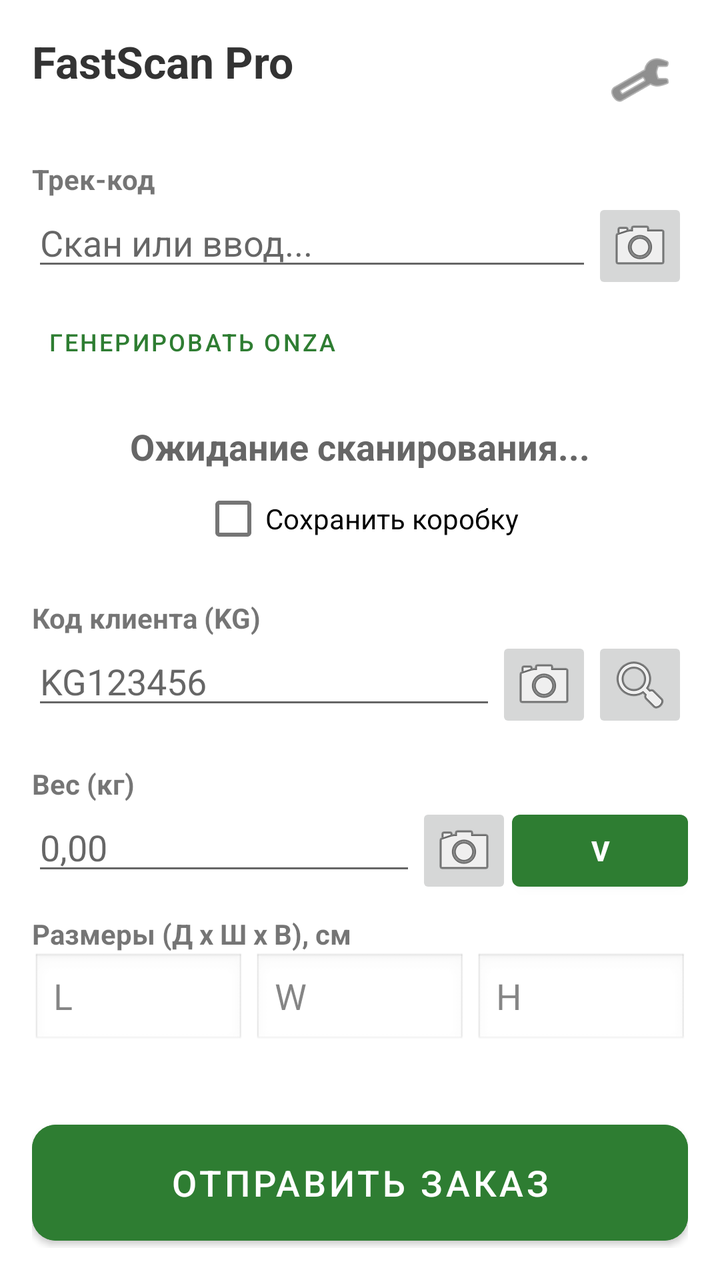
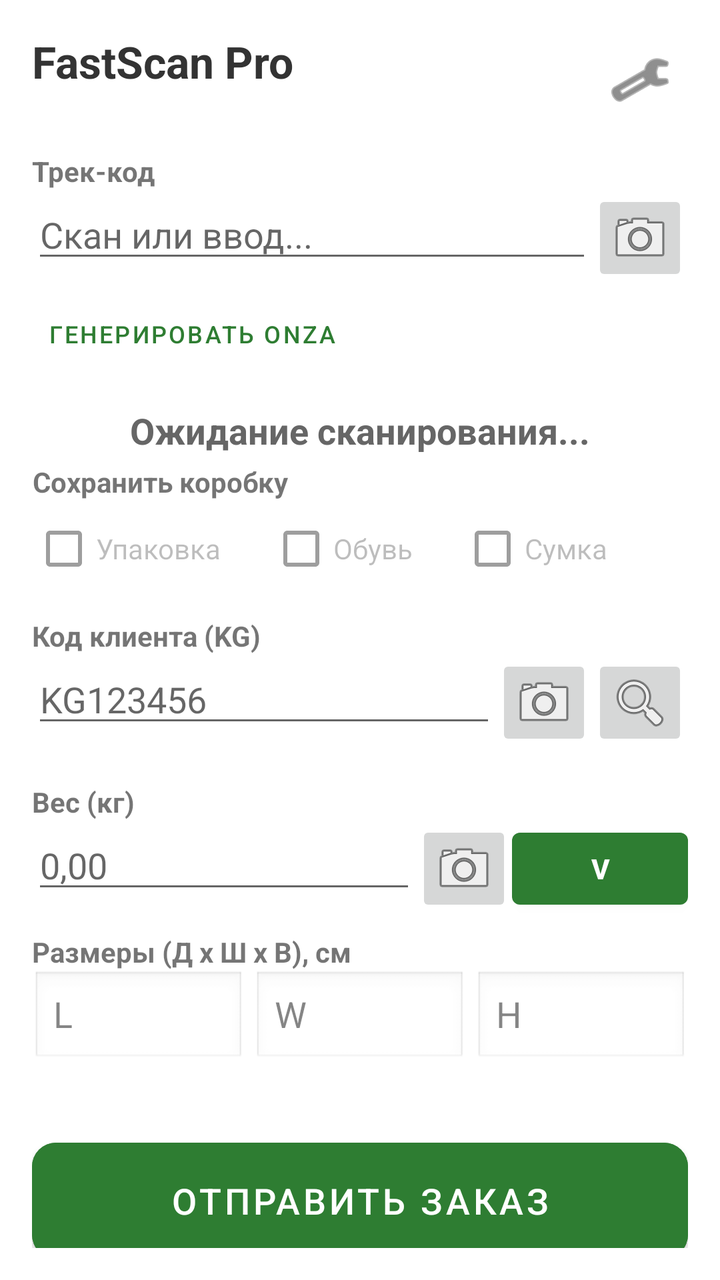

The first picture is an Android layout as it rendered before a commit; the second is the same layout after the commit. The layout source and the unified diff follow.
<!-- AndroidManifest.xml: application theme AppTheme -->
<!-- res/layout/fragment_scan.xml -->
<?xml version="1.0" encoding="utf-8"?>
<LinearLayout xmlns:android="http://schemas.android.com/apk/res/android"
    xmlns:app="http://schemas.android.com/apk/res-auto"
    android:layout_width="match_parent"
    android:layout_height="match_parent"
    android:orientation="vertical"
    android:padding="16dp">

        <RelativeLayout
            android:layout_width="match_parent"
            android:layout_height="wrap_content"
            android:layout_marginBottom="16dp">

            <TextView
                android:layout_width="wrap_content"
                android:layout_height="wrap_content"
                android:text="FastScan Pro"
                android:textSize="22sp"
                android:textStyle="bold"
                android:textColor="#333333"/>

            <ImageButton
                android:id="@+id/btnSettings"
                android:layout_width="48dp"
                android:layout_height="48dp"
                android:layout_alignParentEnd="true"
                android:layout_centerVertical="true"
                android:background="?attr/selectableItemBackgroundBorderless"
                android:src="@android:drawable/ic_menu_preferences"
                app:tint="#444444" />
        </RelativeLayout>

        <TextView android:layout_width="wrap_content" android:layout_height="wrap_content" android:text="@string/tracking_code" android:textStyle="bold" />
        <LinearLayout android:layout_width="match_parent" android:layout_height="wrap_content" android:orientation="horizontal">
            <EditText android:id="@+id/etTracking"
                android:imeOptions="actionDone"
                android:singleLine="true"
                android:layout_width="0dp"
                android:layout_weight="1"
                android:layout_height="wrap_content"
                android:hint="@string/scan_or_input" />
            <ImageButton android:id="@+id/btnScanTrack" android:layout_width="48dp" android:layout_height="48dp" android:src="@android:drawable/ic_menu_camera" />
            <ImageButton android:id="@+id/btnPrint" android:layout_width="48dp" android:layout_height="48dp" android:src="@android:drawable/ic_menu_save" android:visibility="gone" />
        </LinearLayout>

        <Button android:id="@+id/btnGenerateOnza" android:layout_width="wrap_content" android:layout_height="wrap_content" android:text="@string/generate_track" android:textSize="12sp" style="@style/Widget.MaterialComponents.Button.TextButton"/>

        <Space android:layout_width="match_parent" android:layout_height="16dp" />

        <TextView android:id="@+id/tvClientName" android:layout_width="match_parent" android:layout_height="wrap_content"
            android:text="@string/scan_wait" android:textColor="#666666" android:textSize="18sp" android:textStyle="bold" android:gravity="center" />

        <CheckBox android:id="@+id/cbWithBox" android:layout_width="wrap_content" android:layout_height="wrap_content" android:text="@string/save_box" android:layout_gravity="center_horizontal"/>

        <Space android:layout_width="match_parent" android:layout_height="16dp" />

        <TextView android:layout_width="wrap_content" android:layout_height="wrap_content" android:text="@string/client_code" android:textStyle="bold" />
        <LinearLayout android:layout_width="match_parent" android:layout_height="wrap_content" android:orientation="horizontal">
            <EditText android:id="@+id/etClientCode"
                android:inputType="textCapCharacters"
                android:imeOptions="actionDone"
                android:singleLine="true"
                android:layout_width="0dp"
                android:layout_weight="1"
                android:layout_height="wrap_content"
                android:hint="KG123456" />
            <ImageButton android:id="@+id/btnScanKg" android:layout_width="48dp" android:layout_height="48dp" android:src="@android:drawable/ic_menu_camera" />
            
            <ImageButton
                android:id="@+id/btnSearchClient"
                android:layout_width="48dp"
                android:layout_height="48dp"
                android:src="@android:drawable/ic_menu_search"
                android:contentDescription="@string/search_client" />
        </LinearLayout>

        <Space android:layout_width="match_parent" android:layout_height="16dp" />

        <TextView android:layout_width="wrap_content" android:layout_height="wrap_content" android:text="@string/weight_kg" android:textStyle="bold" />
        <LinearLayout android:layout_width="match_parent" android:layout_height="wrap_content" android:orientation="horizontal">
            <EditText android:id="@+id/etWeight" android:layout_width="0dp" android:layout_weight="1" android:layout_height="wrap_content" android:hint="0,00" android:inputType="numberDecimal" />
            <ImageButton android:id="@+id/btnScanWeight" android:layout_width="48dp" android:layout_height="48dp" android:src="@android:drawable/ic_menu_camera" />
            <Button android:id="@+id/btnVolumeCalc" android:layout_width="wrap_content" android:layout_height="wrap_content" android:text="V" android:textStyle="bold" />
        </LinearLayout>
    <TextView
        android:layout_width="wrap_content"
        android:layout_height="wrap_content"
        android:text="@string/dimensions"
        android:textStyle="bold"
        android:layout_marginTop="8dp"/>

    <LinearLayout
        android:layout_width="match_parent"
        android:layout_height="wrap_content"
        android:orientation="horizontal">
        <EditText
            android:id="@+id/etLength"
            android:layout_width="0dp"
            android:layout_weight="1"
            android:layout_height="wrap_content"
            android:hint="L"
            android:focusable="false"
            android:longClickable="false"
            android:cursorVisible="false"
            android:background="@android:drawable/edit_text"
            android:alpha="0.8" />
        <EditText
            android:id="@+id/etWidth"
            android:layout_width="0dp"
            android:layout_weight="1"
            android:layout_height="wrap_content"
            android:hint="W"
            android:layout_marginHorizontal="4dp"
            android:focusable="false"
            android:longClickable="false"
            android:cursorVisible="false"
            android:background="@android:drawable/edit_text"
            android:alpha="0.8" />

        <EditText
            android:id="@+id/etHeight"
            android:layout_width="0dp"
            android:layout_weight="1"
            android:layout_height="wrap_content"
            android:hint="H"
            android:focusable="false"
            android:longClickable="false"
            android:cursorVisible="false"
            android:background="@android:drawable/edit_text"
            android:alpha="0.8" />

    </LinearLayout>
        <Space android:layout_width="match_parent" android:layout_height="32dp" />

        <com.google.android.material.button.MaterialButton
            android:id="@+id/btnSubmit"
            android:layout_width="match_parent"
            android:layout_height="70dp"
            android:text="@string/send_order"
            android:textSize="18sp"
            app:cornerRadius="12dp"
            android:backgroundTint="#2E7D32" />

        <com.google.android.material.button.MaterialButton
            android:id="@+id/btnGlobalSearch"
            style="@style/Widget.MaterialComponents.Button.OutlinedButton"
            android:layout_width="match_parent"
            android:layout_height="wrap_content"
            android:layout_marginTop="16dp"
            android:layout_marginBottom="16dp"
            android:text="@string/find_order"
            app:icon="@android:drawable/ic_menu_search" />

        <Button android:id="@+id/btnLogout"
            android:layout_width="match_parent"
            android:layout_height="wrap_content"
            android:text="LOGOUT"
            android:layout_marginTop="16dp"
            android:visibility="gone" />
    </LinearLayout>
<!-- resources referenced by this layout -->
<resources>
  <string name="client_code">Код клиента (KG)</string>
  <string name="dimensions">Размеры (Д х Ш х В), см</string>
  <string name="find_order">Найти информацию о заказе</string>
  
  
  //tost
  <string name="generate_track">ГЕНЕРИРОВАТЬ ONZA</string>
  <string name="save_box">Сохранить коробку</string>
  <string name="scan_or_input">Скан или ввод...</string>
  <string name="scan_wait">Ожидание сканирования...</string>
  <string name="search_client">Поиск по имени</string>
  <string name="send_order">ОТПРАВИТЬ ЗАКАЗ</string>
  <string name="tracking_code">Трек-код</string>
  <string name="weight_kg">Вес (кг)</string>
  <style name="AppTheme" parent="Theme.MaterialComponents.Light.NoActionBar">
          
          <item name="colorPrimary">#2E7D32</item>  
          <item name="colorPrimaryVariant">#1B5E20</item>
          <item name="colorOnPrimary">#FFFFFF</item>
          <item name="colorSecondary">#2E7D32</item>
          <item name="colorSecondaryVariant">#1B5E20</item>
          <item name="colorOnSecondary">#000000</item>
      </style>
</resources>

<!-- the commit's change to res/layout/fragment_scan.xml (unified diff, before → after) -->
@@ -9,7 +9,7 @@
         <RelativeLayout
             android:layout_width="match_parent"
             android:layout_height="wrap_content"
-            android:layout_marginBottom="16dp">
+            android:layout_marginBottom="12dp">
 
             <TextView
                 android:layout_width="wrap_content"
@@ -45,14 +45,44 @@
 
         <Button android:id="@+id/btnGenerateOnza" android:layout_width="wrap_content" android:layout_height="wrap_content" android:text="@string/generate_track" android:textSize="12sp" style="@style/Widget.MaterialComponents.Button.TextButton"/>
 
-        <Space android:layout_width="match_parent" android:layout_height="16dp" />
+        <Space android:layout_width="match_parent" android:layout_height="12dp" />
 
         <TextView android:id="@+id/tvClientName" android:layout_width="match_parent" android:layout_height="wrap_content"
             android:text="@string/scan_wait" android:textColor="#666666" android:textSize="18sp" android:textStyle="bold" android:gravity="center" />
 
-        <CheckBox android:id="@+id/cbWithBox" android:layout_width="wrap_content" android:layout_height="wrap_content" android:text="@string/save_box" android:layout_gravity="center_horizontal"/>
+    
+    <TextView android:layout_width="wrap_content" android:layout_height="wrap_content" android:text="@string/box_info" android:textStyle="bold" android:gravity="center" android:layout_marginTop="4dp"/>
+    <LinearLayout
+        android:layout_width="match_parent"
+        android:layout_height="wrap_content"
+        android:orientation="horizontal"
+        android:gravity="center_vertical">
 
-        <Space android:layout_width="match_parent" android:layout_height="16dp" />
+        <CheckBox
+            android:id="@+id/cbWithBox"
+            android:layout_width="wrap_content"
+            android:layout_height="wrap_content"
+            android:text="@string/save_box"
+            android:enabled="false" />
+
+        <CheckBox
+            android:id="@+id/cbShoesBox"
+            android:layout_width="wrap_content"
+            android:layout_height="wrap_content"
+            android:text="@string/shoe_box"
+            android:layout_marginStart="24dp"
+            android:enabled="false" />
+
+        <CheckBox
+            android:id="@+id/cbBagBox"
+            android:layout_width="wrap_content"
+            android:layout_height="wrap_content"
+            android:text="@string/bag_box"
+            android:layout_marginStart="24dp"
+            android:enabled="false" />
+
+    </LinearLayout>
+        <Space android:layout_width="match_parent" android:layout_height="10dp" />
 
         <TextView android:layout_width="wrap_content" android:layout_height="wrap_content" android:text="@string/client_code" android:textStyle="bold" />
         <LinearLayout android:layout_width="match_parent" android:layout_height="wrap_content" android:orientation="horizontal">
<!-- resource entries referenced after the edit -->
@@ -1,5 +1,7 @@
 <!-- resources referenced by this layout -->
 <resources>
+  <string name="bag_box">Сумка</string>
+  <string name="box_info">Сохранить коробку</string>
   <string name="client_code">Код клиента (KG)</string>
   <string name="dimensions">Размеры (Д х Ш х В), см</string>
   <string name="find_order">Найти информацию о заказе</string>
@@ -7,11 +9,12 @@
   
   //tost
   <string name="generate_track">ГЕНЕРИРОВАТЬ ONZA</string>
-  <string name="save_box">Сохранить коробку</string>
+  <string name="save_box">Упаковка</string>
   <string name="scan_or_input">Скан или ввод...</string>
   <string name="scan_wait">Ожидание сканирования...</string>
   <string name="search_client">Поиск по имени</string>
   <string name="send_order">ОТПРАВИТЬ ЗАКАЗ</string>
+  <string name="shoe_box">Обувь</string>
   <string name="tracking_code">Трек-код</string>
   <string name="weight_kg">Вес (кг)</string>
   <style name="AppTheme" parent="Theme.MaterialComponents.Light.NoActionBar">
